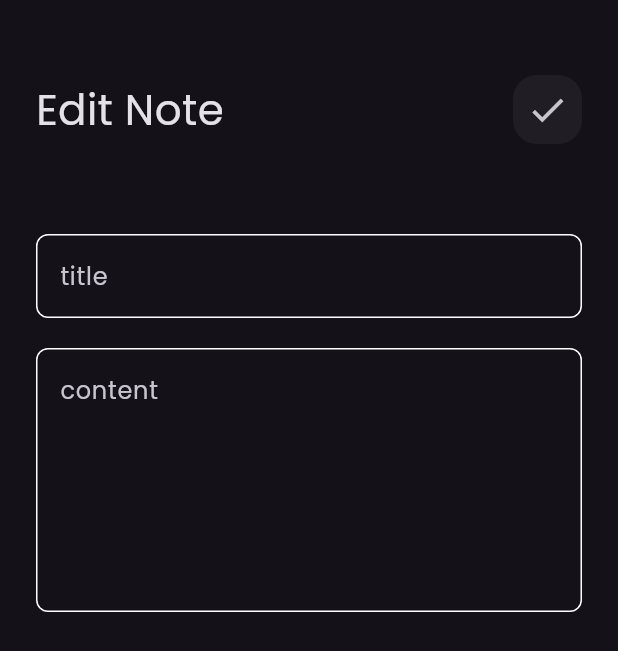
After one commit to amany124/notes_app, a Flutter app: the screen it shows after launch, after a tap on "Flutter Tips", on a phone screen of 412 x 824 dp. The commit adds this screen. Shown: the top 651 px of the screen. Run offline on Flutter 3.47's test engine with Material 3 defaults, Android fonts, the phone set to English and light mode, and no system bars; our stand-ins replace font_awesome_flutter.

Commit message:
edit note view done

```diff
--- /dev/null
+++ b/lib/views/edit_note_view.dart
@@ -0,0 +1,13 @@
+ import 'package:flutter/material.dart';
+import 'package:notes_app/widgets/edit_noteview_body.dart';
+
+class editNoteView extends StatelessWidget {
+  const editNoteView({super.key});
+
+  @override
+  Widget build(BuildContext context) {
+    return Scaffold(
+      body: editNoteViewBody(),
+    );
+  }
+}
--- a/lib/widgets/custom_appbar.dart
+++ b/lib/widgets/custom_appbar.dart
@@ -2,20 +2,23 @@ import 'package:flutter/material.dart';
 import 'package:notes_app/widgets/custom_icon.dart';
 
 class customAppBar extends StatelessWidget {
-  const customAppBar({super.key});
-
+  const customAppBar({super.key, required this.title, required this.icon});
+  final String title;
+  final IconData icon;
   @override
   Widget build(BuildContext context) {
     return Row(
       mainAxisAlignment: MainAxisAlignment.spaceBetween,
-      children: const [
+      children: [
         Text(
-          'Notes',
+          title,
           style: TextStyle(
             fontSize: 28,
           ),
         ),
-        customIcon(),
+        customIcon(
+          icon: icon,
+        ),
       ],
     );
   }
--- a/lib/widgets/custom_icon.dart
+++ b/lib/widgets/custom_icon.dart
@@ -1,8 +1,8 @@
 import 'package:flutter/material.dart';
 
 class customIcon extends StatelessWidget {
-  const customIcon({super.key});
-
+  const customIcon({super.key, required this.icon});
+  final IconData icon;
   @override
   Widget build(BuildContext context) {
     return Container(
@@ -13,8 +13,8 @@ class customIcon extends StatelessWidget {
           borderRadius: BorderRadius.circular(16)),
       child: IconButton(
         onPressed: () {},
-        icon: const Icon(
-          Icons.search,
+        icon:  Icon(
+         icon,
           size: 28,
         ),
       ),
--- /dev/null
+++ b/lib/widgets/edit_noteview_body.dart
@@ -0,0 +1,38 @@
+import 'package:flutter/material.dart';
+import 'package:notes_app/widgets/custom_appbar.dart';
+import 'package:notes_app/widgets/custom_textfield.dart';
+
+class editNoteViewBody extends StatelessWidget {
+  const editNoteViewBody({super.key});
+
+  @override
+  Widget build(BuildContext context) {
+    return Padding(
+      padding: const EdgeInsets.symmetric(horizontal: 24),
+      child: Column(
+        children: [
+          SizedBox(
+            height: 50,
+          ),
+          customAppBar(
+            title: 'Edit Note',
+            icon: Icons.check,
+          ),
+          SizedBox(
+            height: 60,
+          ),
+          customTextField(
+            hint: 'title',
+          ),
+          SizedBox(
+            height: 20,
+          ),
+          customTextField(
+            hint: 'content',
+            maxLines: 6,
+          ),
+        ],
+      ),
+    );
+  }
+}
--- a/lib/widgets/note_item.dart
+++ b/lib/widgets/note_item.dart
@@ -1,12 +1,19 @@
 import 'package:flutter/material.dart';
 import 'package:font_awesome_flutter/font_awesome_flutter.dart';
+import 'package:notes_app/views/edit_note_view.dart';
 
 class noteItem extends StatelessWidget {
   const noteItem({super.key});
 
   @override
   Widget build(BuildContext context) {
-    return Container(
+    return GestureDetector(
+      onTap: () {
+        Navigator.push(context, MaterialPageRoute(builder: (context) {
+          return editNoteView();
+        }));
+      },
+      child: Container(
         decoration: BoxDecoration(
           color: const Color(0xffFFCC80),
           borderRadius: BorderRadius.circular(16),
@@ -53,6 +60,7 @@ class noteItem extends StatelessWidget {
             )
           ],
         ),
+      ),
     );
   }
 }
--- a/lib/widgets/notes_view_body.dart
+++ b/lib/widgets/notes_view_body.dart
@@ -15,7 +15,10 @@ class notesViewBody extends StatelessWidget {
           SizedBox(
             height: 50,
           ),
-          customAppBar(),
+          customAppBar(
+            title: 'Notes',
+            icon: Icons.search,
+          ),
           Expanded(child: noteListView()),
         ],
       ),
```
Lines whose indentation alone changed are shown as unchanged.
